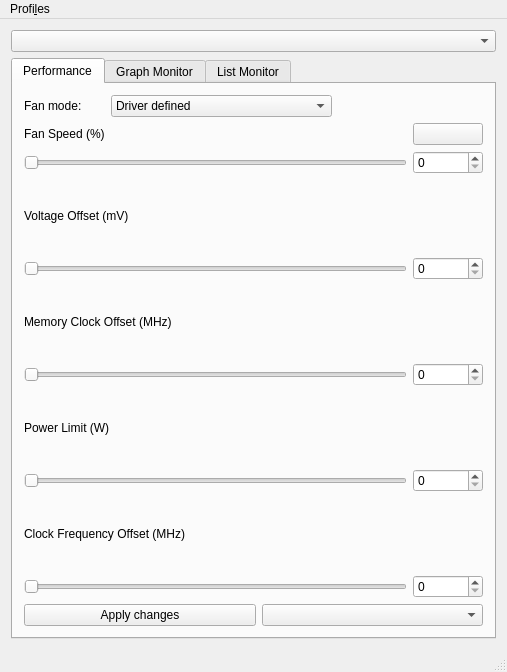
First picture: the form in mainwindow.ui, repository Lurkki14/tuxclocker, before the edit.
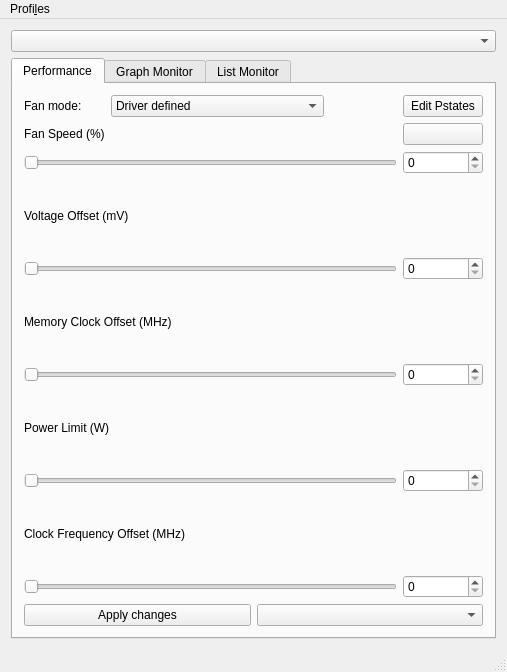
Second picture: the form after the edit. Icons and pictures are not drawn.

Commit message: try adding pstate editor

```diff
--- a/mainwindow.ui
+++ b/mainwindow.ui
@@ -173,6 +173,13 @@
           </property>
          </widget>
         </item>
+        <item row="0" column="5">
+         <widget class="QPushButton" name="pstateButton">
+          <property name="text">
+           <string>Edit Pstates</string>
+          </property>
+         </widget>
+        </item>
        </layout>
       </widget>
       <widget class="QWidget" name="monitorTab">
```
The commit also changes 6 other files.
